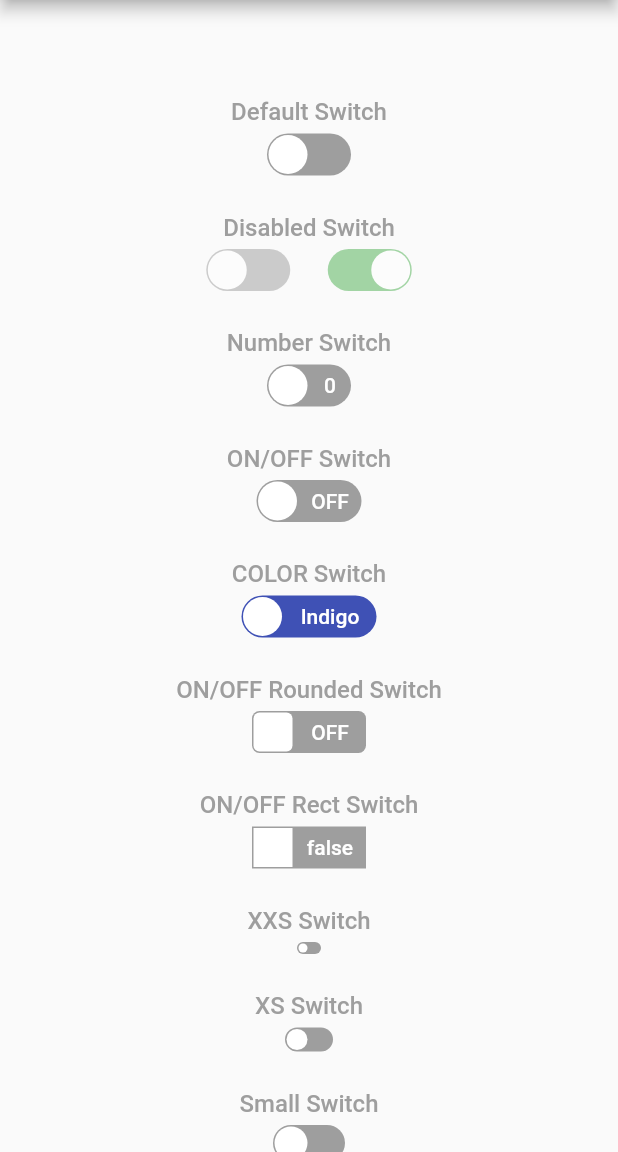
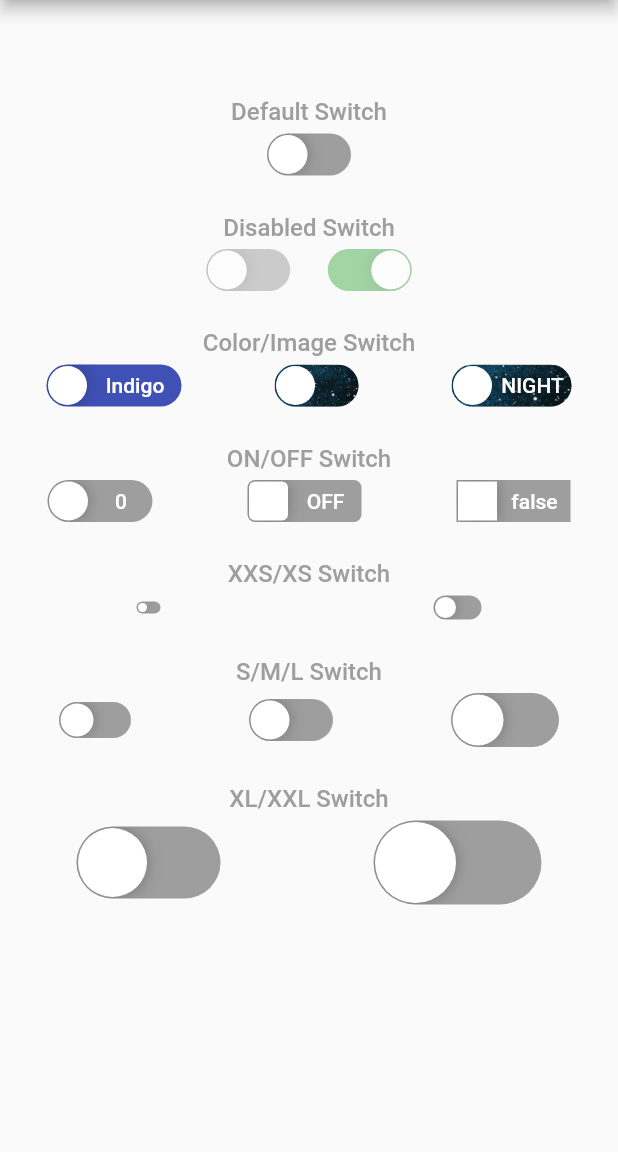
Before and after one commit to alex-melnyk/flutter_advanced_switch, a Flutter app: the screen it shows after launch, on a phone screen of 412 x 824 dp, the part 84-1236 px from its top. Run offline on Flutter 3.47's test engine with Material 2 defaults, Android fonts, the phone set to English and light mode, and no system bars.

Commit message:
Image decoration implemented.

```diff
--- a/example/lib/main.dart
+++ b/example/lib/main.dart
@@ -11,7 +11,6 @@ class MyApp extends StatefulWidget {
 }
 
 class _MyAppState extends State<MyApp> {
-  bool _value00 = false;
   bool _value01 = false;
   bool _value02 = false;
   bool _value03 = false;
@@ -24,6 +23,8 @@ class _MyAppState extends State<MyApp> {
   bool _value10 = false;
   bool _value11 = false;
   bool _value12 = false;
+  bool _value13 = false;
+  bool _value14 = false;
 
   @override
   void initState() {
@@ -49,9 +50,9 @@ class _MyAppState extends State<MyApp> {
               children: [
                 _buildLabel('Default Switch'),
                 AdvancedSwitch(
-                  value: _value00,
+                  value: _value01,
                   onChanged: (value) => setState(() {
-                    _value00 = value;
+                    _value01 = value;
                   }),
                 ),
                 _buildLabel('Disabled Switch'),
@@ -67,26 +68,11 @@ class _MyAppState extends State<MyApp> {
                     ),
                   ],
                 ),
-                _buildLabel('Number Switch'),
-                AdvancedSwitch(
-                  activeLabel: '1',
-                  inactiveLabel: '0',
-                  value: _value01,
-                  onChanged: (value) => setState(() {
-                    _value01 = value;
-                  }),
-                ),
-                _buildLabel('ON/OFF Switch'),
-                AdvancedSwitch(
-                  activeLabel: 'ON',
-                  inactiveLabel: 'OFF',
-                  width: 70,
-                  value: _value02,
-                  onChanged: (value) => setState(() {
-                    _value02 = value;
-                  }),
-                ),
-                _buildLabel('COLOR Switch'),
+                _buildLabel('Color/Image Switch'),
+                Row(
+                  mainAxisSize: MainAxisSize.max,
+                  mainAxisAlignment: MainAxisAlignment.spaceAround,
+                  children: [
                     AdvancedSwitch(
                       activeColor: Colors.yellow,
                       inactiveColor: Colors.indigo,
@@ -98,7 +84,41 @@ class _MyAppState extends State<MyApp> {
                         _value03 = value;
                       }),
                     ),
-                _buildLabel('ON/OFF Rounded Switch'),
+                    AdvancedSwitch(
+                      value: _value13,
+                      activeImage: AssetImage('assets/images/day_sky.png'),
+                      inactiveImage: AssetImage('assets/images/night_sky.jpg'),
+                      onChanged: (value) => setState(() {
+                        _value13 = value;
+                      }),
+                    ),
+                    AdvancedSwitch(
+                      value: _value14,
+                      width: 80,
+                      activeLabel: 'DAY',
+                      inactiveLabel: 'NIGHT',
+                      activeImage: AssetImage('assets/images/day_sky.png'),
+                      inactiveImage: AssetImage('assets/images/night_sky.jpg'),
+                      onChanged: (value) => setState(() {
+                        _value14 = value;
+                      }),
+                    ),
+                  ],
+                ),
+                _buildLabel('ON/OFF Switch'),
+                Row(
+                  mainAxisSize: MainAxisSize.max,
+                  mainAxisAlignment: MainAxisAlignment.spaceAround,
+                  children: [
+                    AdvancedSwitch(
+                      activeLabel: '1',
+                      inactiveLabel: '0',
+                      width: 70,
+                      value: _value02,
+                      onChanged: (value) => setState(() {
+                        _value02 = value;
+                      }),
+                    ),
                     AdvancedSwitch(
                       activeLabel: 'ON',
                       inactiveLabel: 'OFF',
@@ -109,7 +129,6 @@ class _MyAppState extends State<MyApp> {
                         _value04 = value;
                       }),
                     ),
-                _buildLabel('ON/OFF Rect Switch'),
                     AdvancedSwitch(
                       activeLabel: 'true',
                       inactiveLabel: 'false',
@@ -120,7 +139,13 @@ class _MyAppState extends State<MyApp> {
                         _value05 = value;
                       }),
                     ),
-                _buildLabel('XXS Switch'),
+                  ],
+                ),
+                _buildLabel('XXS/XS Switch'),
+                Row(
+                  mainAxisSize: MainAxisSize.max,
+                  mainAxisAlignment: MainAxisAlignment.spaceAround,
+                  children: [
                     AdvancedSwitch(
                       width: 16,
                       height: 8,
@@ -129,7 +154,6 @@ class _MyAppState extends State<MyApp> {
                         _value06 = value;
                       }),
                     ),
-                _buildLabel('XS Switch'),
                     AdvancedSwitch(
                       width: 32,
                       height: 16,
@@ -138,7 +162,13 @@ class _MyAppState extends State<MyApp> {
                         _value07 = value;
                       }),
                     ),
-                _buildLabel('Small Switch'),
+                  ],
+                ),
+                _buildLabel('S/M/L Switch'),
+                Row(
+                  mainAxisSize: MainAxisSize.max,
+                  mainAxisAlignment: MainAxisAlignment.spaceAround,
+                  children: [
                     AdvancedSwitch(
                       width: 48,
                       height: 24,
@@ -147,7 +177,6 @@ class _MyAppState extends State<MyApp> {
                         _value08 = value;
                       }),
                     ),
-                _buildLabel('Medium Switch'),
                     AdvancedSwitch(
                       width: 56,
                       height: 28,
@@ -156,7 +185,6 @@ class _MyAppState extends State<MyApp> {
                         _value09 = value;
                       }),
                     ),
-                _buildLabel('Large Switch'),
                     AdvancedSwitch(
                       width: 72,
                       height: 36,
@@ -166,7 +194,13 @@ class _MyAppState extends State<MyApp> {
                         _value10 = value;
                       }),
                     ),
-                _buildLabel('XL Switch'),
+                  ],
+                ),
+                _buildLabel('XL/XXL Switch'),
+                Row(
+                  mainAxisSize: MainAxisSize.max,
+                  mainAxisAlignment: MainAxisAlignment.spaceAround,
+                  children: [
                     AdvancedSwitch(
                       width: 96,
                       height: 48,
@@ -176,7 +210,6 @@ class _MyAppState extends State<MyApp> {
                         _value11 = value;
                       }),
                     ),
-                _buildLabel('XXL Switch'),
                     AdvancedSwitch(
                       width: 112,
                       height: 56,
@@ -185,6 +218,8 @@ class _MyAppState extends State<MyApp> {
                       onChanged: (value) => setState(() {
                         _value12 = value;
                       }),
+                    ),
+                  ],
                 ),
               ],
             ),
--- a/example/pubspec.yaml
+++ b/example/pubspec.yaml
@@ -18,3 +18,6 @@ dev_dependencies:
 
 flutter:
   uses-material-design: true
+
+  assets:
+    - assets/images/
--- a/lib/flutter_advanced_switch.dart
+++ b/lib/flutter_advanced_switch.dart
@@ -11,6 +11,8 @@ class AdvancedSwitch extends StatefulWidget {
     this.inactiveLabel,
     this.activeTextStyle,
     this.inactiveTextStyle,
+    this.activeImage,
+    this.inactiveImage,
     this.borderRadius = const BorderRadius.all(const Radius.circular(14)),
     this.width = 56.0,
     this.height = 28.0,
@@ -26,6 +28,8 @@ class AdvancedSwitch extends StatefulWidget {
   final String inactiveLabel;
   final TextStyle activeTextStyle;
   final TextStyle inactiveTextStyle;
+  final ImageProvider activeImage;
+  final ImageProvider inactiveImage;
   final BorderRadius borderRadius;
   final double width;
   final double height;
@@ -35,15 +39,14 @@ class AdvancedSwitch extends StatefulWidget {
 }
 
 class _AdvancedSwitchState extends State<AdvancedSwitch> with TickerProviderStateMixin {
-  AnimationController _switchAnimController;
+  final _duration = Duration(milliseconds: 250);
+  AnimationController _animationController;
 
   @override
   void initState() {
-    _switchAnimController = AnimationController(
+    _animationController = AnimationController(
       vsync: this,
-      duration: Duration(
-        milliseconds: 250,
-      ),
+      duration: _duration,
       value: widget.value ? 1.0 : 0.0,
     );
 
@@ -59,9 +62,9 @@ class _AdvancedSwitchState extends State<AdvancedSwitch> with TickerProviderStat
     }
 
     if (widget.value) {
-      _switchAnimController.forward();
+      _animationController.forward();
     } else {
-      _switchAnimController.reverse();
+      _animationController.reverse();
     }
   }
 
@@ -72,29 +75,31 @@ class _AdvancedSwitchState extends State<AdvancedSwitch> with TickerProviderStat
     final animation = ColorTween(
       begin: widget.inactiveColor,
       end: widget.activeColor,
-    ).animate(_switchAnimController);
+    ).animate(_animationController);
 
-    final dWidth = widget.width;
-    final dHeight = widget.height;
-
-    final switchSize = dHeight;
-    final labelSize = dWidth - switchSize;
+    final switchSize = widget.height;
+    final labelSize = widget.width - switchSize;
     final contentSize = labelSize * 2 + switchSize;
 
     return AnimatedBuilder(
-      animation: _switchAnimController,
+      animation: _animationController,
       builder: (_, child) {
         return Opacity(
           opacity: widget.onChanged != null ? 1 : 0.5,
           child: Container(
-            width: dWidth,
-            height: dHeight,
+            width: widget.width,
+            height: widget.height,
             clipBehavior: Clip.antiAliasWithSaveLayer,
             decoration: BoxDecoration(
               borderRadius: widget.borderRadius,
               color: animation.value,
             ),
-            child: child,
+            child: Stack(
+              children: [
+                if (widget.activeImage != null || widget.inactiveImage != null) _buildBackgroundImage(),
+                child,
+              ],
+            ),
           ),
         );
       },
@@ -104,13 +109,13 @@ class _AdvancedSwitchState extends State<AdvancedSwitch> with TickerProviderStat
           borderRadius: widget.borderRadius,
           onTap: widget.onChanged != null ? () => widget.onChanged(!checked) : null,
           child: AnimatedBuilder(
-            animation: _switchAnimController,
+            animation: _animationController,
             builder: (context, child) {
               return Transform.translate(
                 offset: Tween<Offset>(
-                  begin: Offset(-(dWidth / 2) + (switchSize / 2), 0),
-                  end: Offset((dWidth / 2) - (switchSize / 2), 0),
-                ).animate(_switchAnimController).value,
+                  begin: Offset(-(widget.width / 2) + (switchSize / 2), 0),
+                  end: Offset((widget.width / 2) - (switchSize / 2), 0),
+                ).animate(_animationController).value,
                 child: child,
               );
             },
@@ -124,7 +129,7 @@ class _AdvancedSwitchState extends State<AdvancedSwitch> with TickerProviderStat
                     widget.activeLabel,
                     labelSize,
                   ),
-                  _buildSwitch(switchSize),
+                  _buildThumb(switchSize),
                   _buildLabel(
                     widget.inactiveLabel,
                     labelSize,
@@ -139,14 +144,31 @@ class _AdvancedSwitchState extends State<AdvancedSwitch> with TickerProviderStat
     );
   }
 
+  Widget _buildBackgroundImage() {
+    return AnimatedCrossFade(
+      crossFadeState: widget.value ? CrossFadeState.showSecond : CrossFadeState.showFirst,
+      duration: _duration,
+      firstChild: Image(
+        width: widget.width,
+        height: widget.height,
+        image: widget.inactiveImage ?? widget.activeImage,
+        fit: BoxFit.cover,
+      ),
+      secondChild: Image(
+        width: widget.width,
+        height: widget.height,
+        image: widget.activeImage ?? widget.inactiveImage,
+        fit: BoxFit.cover,
+      ),
+    );
+  }
+
   Widget _buildLabel(
     String value,
     double labelSize, {
     bool right = false,
     TextStyle textStyle,
   }) {
-    final theme = Theme.of(context);
-
     return Container(
       width: labelSize,
       height: widget.height,
@@ -164,7 +186,7 @@ class _AdvancedSwitchState extends State<AdvancedSwitch> with TickerProviderStat
     );
   }
 
-  Widget _buildSwitch(double switchSize) {
+  Widget _buildThumb(double switchSize) {
     final size = Size(
       switchSize - 2,
       switchSize - 2,
@@ -177,6 +199,12 @@ class _AdvancedSwitchState extends State<AdvancedSwitch> with TickerProviderStat
       decoration: BoxDecoration(
         color: Colors.white,
         borderRadius: widget.borderRadius.subtract(BorderRadius.circular(1)),
+        boxShadow: [
+          BoxShadow(
+            color: Colors.black26,
+            blurRadius: 8,
+          )
+        ]
       ),
     );
   }
--- a/pubspec.yaml
+++ b/pubspec.yaml
@@ -1,6 +1,6 @@
 name: flutter_advanced_switch
 description: An advanced switch control.
-version: 0.0.4
+version: 0.0.5
 homepage: https://github.com/alex-melnyk/flutter_advanced_switch
 repository: https://github.com/alex-melnyk/flutter_advanced_switch
 issue_tracker: https://github.com/alex-melnyk/flutter_advanced_switch/issues
```
Also changed, not shown: example/assets/images/day_sky.png (added), example/assets/images/night_sky.jpg (added), example/pubspec.lock. Lines whose indentation alone changed are shown as unchanged.
